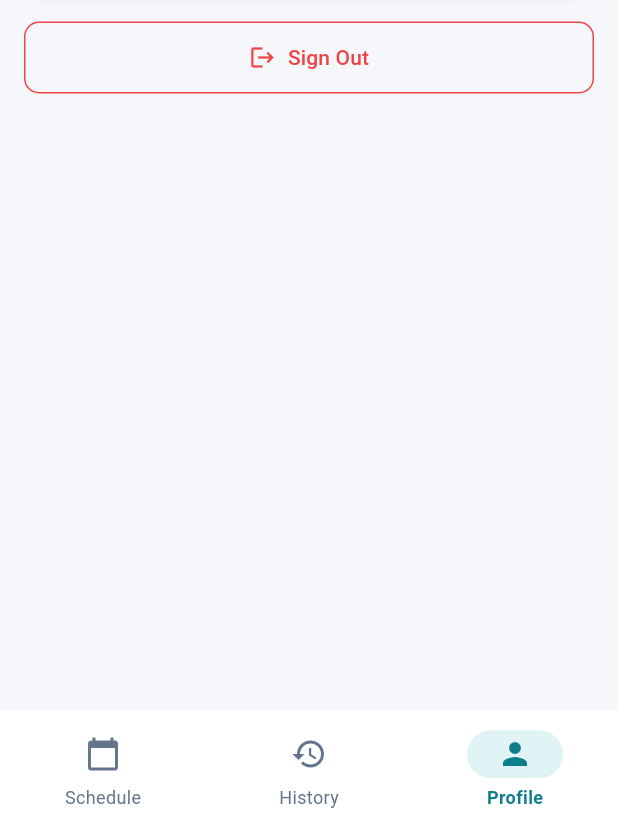
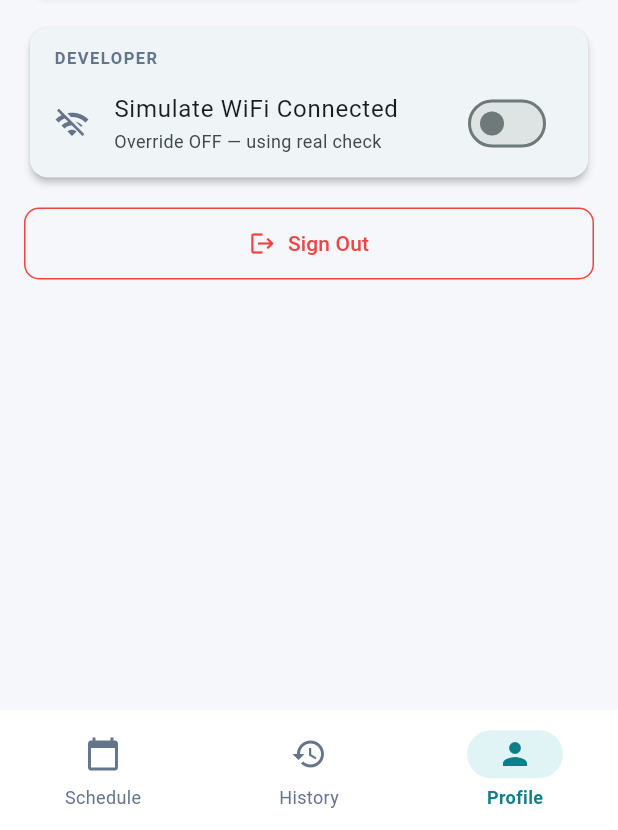
Before and after one commit to lkilpatrick/OpenSTR, a Flutter app: the MainShell screen opened directly, item 3 of the bottom bar chosen, on a phone screen of 412 x 824 dp, the part 406-1236 px from its top. Run offline on Flutter 3.47's test engine with Material 3 defaults, Android fonts, the phone set to English and light mode, and no system bars; our stand-ins replace dio, flutter_secure_storage, image_picker, shared_preferences; accounts and stored records are empty; network calls fail.

Commit message:
fix: session detail crash, add network-check endpoint, WiFi dev toggle\n\n- Fix /sessions/:id/detail crash: query referenced non-existent t.task_type\n  column; replaced with t.is_mandatory as is_required\n- Add GET /network-check dev endpoint (returns is_local:1) so Flutter\n  NetworkService works without nginx geo module\n- Add dev WiFi override toggle to NetworkService and ProfileScreen\n- Add /photos proxy to admin Vite config for local photo display

```diff
--- a/mobile_flutter/lib/screens/profile/profile_screen.dart
+++ b/mobile_flutter/lib/screens/profile/profile_screen.dart
@@ -2,6 +2,7 @@ import 'package:flutter/material.dart';
 import 'package:provider/provider.dart';
 import '../../theme.dart';
 import '../../services/auth_service.dart';
+import '../../services/network_service.dart';
 import 'about_screen.dart';
 
 class ProfileScreen extends StatelessWidget {
@@ -10,6 +11,7 @@ class ProfileScreen extends StatelessWidget {
   @override
   Widget build(BuildContext context) {
     final auth = context.watch<AuthService>();
+    final network = context.watch<NetworkService>();
     final user = auth.user;
 
     return ListView(
@@ -25,7 +27,9 @@ class ProfileScreen extends StatelessWidget {
                   radius: 28,
                   backgroundColor: OceanTheme.accent,
                   child: Text(
-                    (user?.name.isNotEmpty == true) ? user!.name[0].toUpperCase() : '?',
+                    (user?.name.isNotEmpty == true)
+                        ? user!.name[0].toUpperCase()
+                        : '?',
                     style: const TextStyle(
                       fontSize: 24,
                       fontWeight: FontWeight.bold,
@@ -56,7 +60,10 @@ class ProfileScreen extends StatelessWidget {
                       ),
                       const SizedBox(height: 2),
                       Container(
-                        padding: const EdgeInsets.symmetric(horizontal: 8, vertical: 2),
+                        padding: const EdgeInsets.symmetric(
+                          horizontal: 8,
+                          vertical: 2,
+                        ),
                         decoration: BoxDecoration(
                           color: OceanTheme.accent,
                           borderRadius: BorderRadius.circular(4),
@@ -84,7 +91,10 @@ class ProfileScreen extends StatelessWidget {
           child: Column(
             children: [
               ListTile(
-                leading: const Icon(Icons.info_outline, color: OceanTheme.primary),
+                leading: const Icon(
+                  Icons.info_outline,
+                  color: OceanTheme.primary,
+                ),
                 title: const Text('About OpenSTR'),
                 trailing: const Icon(Icons.chevron_right),
                 onTap: () => Navigator.push(
@@ -97,17 +107,60 @@ class ProfileScreen extends StatelessWidget {
         ),
         const SizedBox(height: 16),
 
-        // Logout
+        // Dev settings
+        Card(
+          child: Column(
+            crossAxisAlignment: CrossAxisAlignment.start,
+            children: [
+              const Padding(
+                padding: EdgeInsets.fromLTRB(16, 12, 16, 0),
+                child: Text(
+                  'DEVELOPER',
+                  style: TextStyle(
+                    fontSize: 11,
+                    fontWeight: FontWeight.w700,
+                    color: OceanTheme.textSecondary,
+                    letterSpacing: 1,
+                  ),
+                ),
+              ),
+              SwitchListTile(
+                title: const Text('Simulate WiFi Connected'),
+                subtitle: Text(
+                  network.devOverride
+                      ? 'Override ON — acting as local'
+                      : 'Override OFF — using real check',
+                  style: const TextStyle(fontSize: 12),
+                ),
+                secondary: Icon(
+                  network.isLocal ? Icons.wifi : Icons.wifi_off,
+                  color: network.isLocal
+                      ? OceanTheme.success
+                      : OceanTheme.textSecondary,
+                ),
+                value: network.devOverride,
+                activeColor: OceanTheme.primary,
+                onChanged: (val) => network.setDevOverride(val),
+              ),
+            ],
+          ),
+        ),
+        const SizedBox(height: 16),
         SizedBox(
           width: double.infinity,
           child: OutlinedButton.icon(
             onPressed: () => auth.logout(),
             icon: const Icon(Icons.logout, color: OceanTheme.error),
-            label: const Text('Sign Out', style: TextStyle(color: OceanTheme.error)),
+            label: const Text(
+              'Sign Out',
+              style: TextStyle(color: OceanTheme.error),
+            ),
             style: OutlinedButton.styleFrom(
               side: const BorderSide(color: OceanTheme.error),
               padding: const EdgeInsets.symmetric(vertical: 14),
-              shape: RoundedRectangleBorder(borderRadius: BorderRadius.circular(10)),
+              shape: RoundedRectangleBorder(
+                borderRadius: BorderRadius.circular(10),
+              ),
             ),
           ),
         ),
--- a/mobile_flutter/lib/services/network_service.dart
+++ b/mobile_flutter/lib/services/network_service.dart
@@ -11,10 +11,18 @@ class NetworkService extends ChangeNotifier {
 
   bool _isLocal = false;
   bool _checking = false;
+  bool _devOverride = false;
   DateTime? _lastCheck;
 
-  bool get isLocal => _isLocal;
+  bool get isLocal => _devOverride || _isLocal;
   bool get checking => _checking;
+  bool get devOverride => _devOverride;
+
+  /// Toggle dev override — forces isLocal to true for localhost testing
+  void setDevOverride(bool value) {
+    _devOverride = value;
+    notifyListeners();
+  }
 
   /// How often to re-check (don't hammer the server)
   static const _checkInterval = Duration(minutes: 2);
```
Also changed, not shown: 3 other files.
